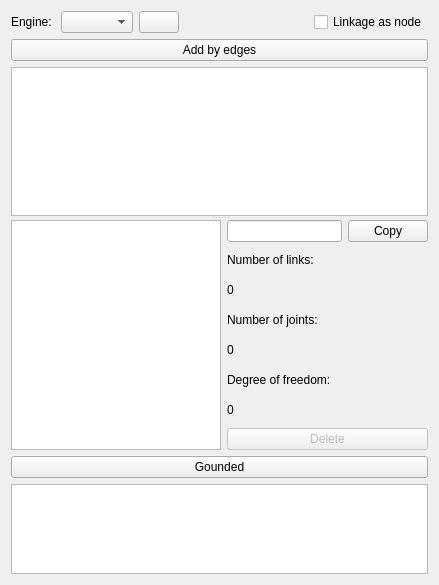
Before: the Qt Designer form core/synthesis/NumberAndTypeSynthesis/Collections.ui in KmolYuan/Pyslvs-UI, drawn with Qt 5.
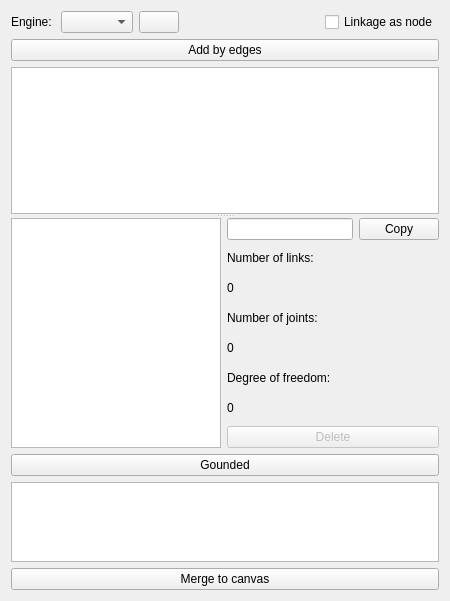
After: the same form once the commit is applied. Icons and pictures are not drawn.

Commit message: Collection merge function.

What changed in the file:
```diff
--- a/core/synthesis/NumberAndTypeSynthesis/Collections.ui
+++ b/core/synthesis/NumberAndTypeSynthesis/Collections.ui
@@ -6,8 +6,8 @@
    <rect>
     <x>0</x>
     <y>0</y>
-    <width>439</width>
-    <height>585</height>
+    <width>450</width>
+    <height>601</height>
    </rect>
   </property>
   <property name="windowTitle">
@@ -255,6 +255,13 @@
          </property>
         </widget>
        </item>
+       <item>
+        <widget class="QPushButton" name="grounded_merge">
+         <property name="text">
+          <string>Merge to canvas</string>
+         </property>
+        </widget>
+       </item>
       </layout>
      </widget>
     </widget>
```
Left out of the diff: 2 changed lines with no effect on the pictures. The commit also changes 7 other files.
